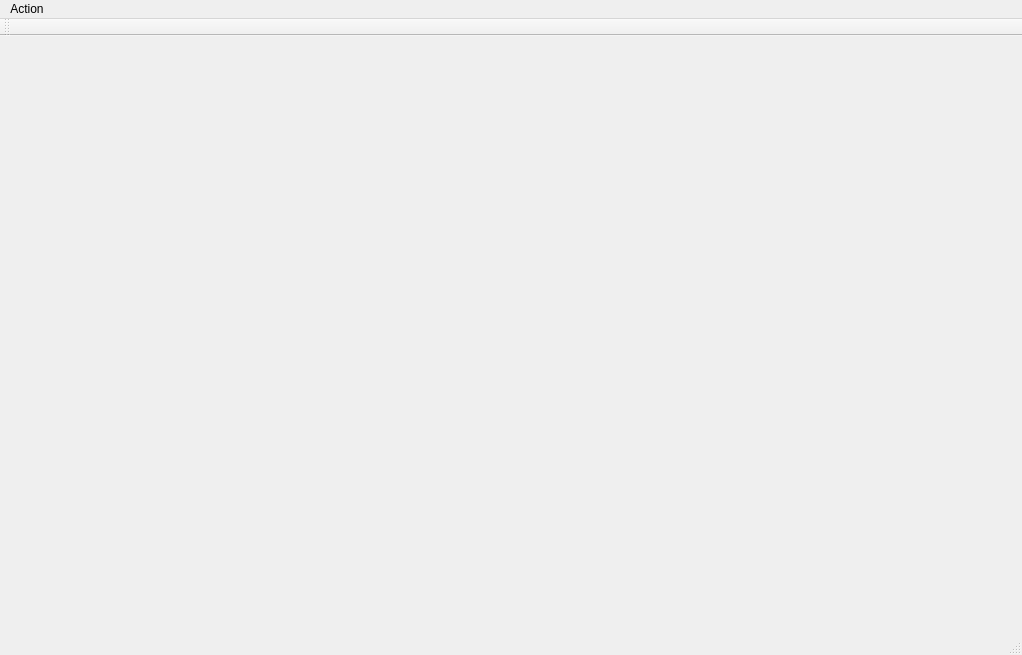
This is mainwindow.ui in ajordan5/robot-vacuum as Qt 5 draws it before an edit. The edited form follows.
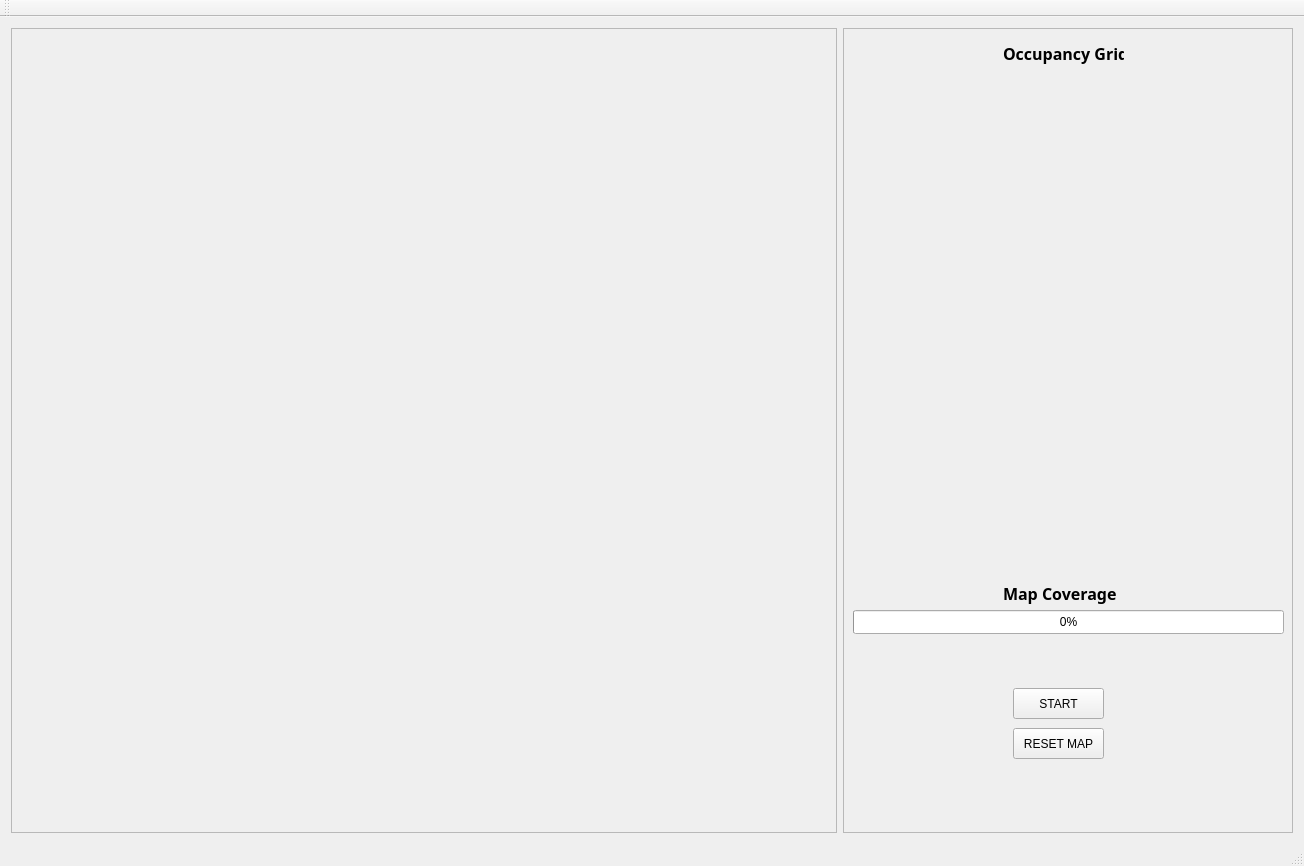
This is the edited form. Custom widgets are drawn as their Qt base class.

Commit message: Add start, restart, progress bar to GUI

Patch:
```diff
--- a/mainwindow.ui
+++ b/mainwindow.ui
@@ -6,40 +6,162 @@
    <rect>
     <x>0</x>
     <y>0</y>
-    <width>1022</width>
-    <height>655</height>
+    <width>1304</width>
+    <height>866</height>
    </rect>
   </property>
   <property name="windowTitle">
    <string>Robot Vacuum</string>
   </property>
   <widget class="QWidget" name="centralWidget">
-   <layout class="QHBoxLayout" name="horizontalLayout">
-    <item>
-     <widget class="QFrame" name="frame">
+   <layout class="QGridLayout" name="gridLayout">
+    <item row="0" column="0">
+     <widget class="QFrame" name="worldFrame">
       <property name="frameShape">
-       <enum>QFrame::NoFrame</enum>
+       <enum>QFrame::StyledPanel</enum>
       </property>
       <property name="frameShadow">
-       <enum>QFrame::Sunken</enum>
+       <enum>QFrame::Raised</enum>
       </property>
      </widget>
     </item>
-    <item>
-     <widget class="QFrame" name="frame_2">
+    <item row="0" column="1">
+     <widget class="QFrame" name="guiFrame">
+      <property name="sizePolicy">
+       <sizepolicy hsizetype="Fixed" vsizetype="Preferred">
+        <horstretch>0</horstretch>
+        <verstretch>0</verstretch>
+       </sizepolicy>
+      </property>
+      <property name="minimumSize">
+       <size>
+        <width>450</width>
+        <height>0</height>
+       </size>
+      </property>
       <property name="frameShape">
-       <enum>QFrame::NoFrame</enum>
+       <enum>QFrame::StyledPanel</enum>
       </property>
       <property name="frameShadow">
-       <enum>QFrame::Sunken</enum>
+       <enum>QFrame::Raised</enum>
       </property>
-      <layout class="QGridLayout" name="gridLayout">
-       <item row="0" column="0">
-        <widget class="MapPainter" name="widget" native="true">
-         <layout class="QGridLayout" name="gridLayout_2"/>
-        </widget>
-       </item>
-      </layout>
+      <widget class="QPushButton" name="resetButton">
+       <property name="geometry">
+        <rect>
+         <x>170</x>
+         <y>700</y>
+         <width>91</width>
+         <height>31</height>
+        </rect>
+       </property>
+       <property name="text">
+        <string>RESET MAP</string>
+       </property>
+      </widget>
+      <widget class="QPushButton" name="startButton">
+       <property name="geometry">
+        <rect>
+         <x>170</x>
+         <y>660</y>
+         <width>91</width>
+         <height>31</height>
+        </rect>
+       </property>
+       <property name="text">
+        <string>START</string>
+       </property>
+      </widget>
+      <widget class="MapPainter" name="mapWidget" native="true">
+       <property name="geometry">
+        <rect>
+         <x>10</x>
+         <y>48</y>
+         <width>430</width>
+         <height>430</height>
+        </rect>
+       </property>
+       <property name="sizePolicy">
+        <sizepolicy hsizetype="Preferred" vsizetype="Fixed">
+         <horstretch>0</horstretch>
+         <verstretch>0</verstretch>
+        </sizepolicy>
+       </property>
+       <property name="minimumSize">
+        <size>
+         <width>430</width>
+         <height>430</height>
+        </size>
+       </property>
+       <layout class="QGridLayout" name="gridLayout_2"/>
+      </widget>
+      <widget class="QProgressBar" name="progressBar">
+       <property name="geometry">
+        <rect>
+         <x>10</x>
+         <y>582</y>
+         <width>431</width>
+         <height>24</height>
+        </rect>
+       </property>
+       <property name="value">
+        <number>0</number>
+       </property>
+       <property name="format">
+        <string>%p%</string>
+       </property>
+      </widget>
+      <widget class="QLabel" name="label">
+       <property name="geometry">
+        <rect>
+         <x>160</x>
+         <y>550</y>
+         <width>121</width>
+         <height>31</height>
+        </rect>
+       </property>
+       <property name="maximumSize">
+        <size>
+         <width>16777215</width>
+         <height>35</height>
+        </size>
+       </property>
+       <property name="font">
+        <font>
+         <family>Segoe UI Black</family>
+         <pointsize>12</pointsize>
+         <bold>true</bold>
+        </font>
+       </property>
+       <property name="text">
+        <string>Map Coverage</string>
+       </property>
+      </widget>
+      <widget class="QLabel" name="label_2">
+       <property name="geometry">
+        <rect>
+         <x>160</x>
+         <y>10</y>
+         <width>121</width>
+         <height>31</height>
+        </rect>
+       </property>
+       <property name="maximumSize">
+        <size>
+         <width>16777215</width>
+         <height>35</height>
+        </size>
+       </property>
+       <property name="font">
+        <font>
+         <family>Segoe UI Black</family>
+         <pointsize>12</pointsize>
+         <bold>true</bold>
+        </font>
+       </property>
+       <property name="text">
+        <string>Occupancy Grid</string>
+       </property>
+      </widget>
      </widget>
     </item>
    </layout>
@@ -49,17 +171,10 @@
     <rect>
      <x>0</x>
      <y>0</y>
-     <width>1022</width>
+     <width>1304</width>
      <height>22</height>
     </rect>
    </property>
-   <widget class="QMenu" name="menuAction">
-    <property name="title">
-     <string>Action</string>
-    </property>
-    <addaction name="actionStart"/>
-   </widget>
-   <addaction name="menuAction"/>
   </widget>
   <widget class="QToolBar" name="mainToolBar">
    <attribute name="toolBarArea">
```
Left out of the diff: 3 changed lines with no effect on the pictures. The commit also changes 7 other files.
